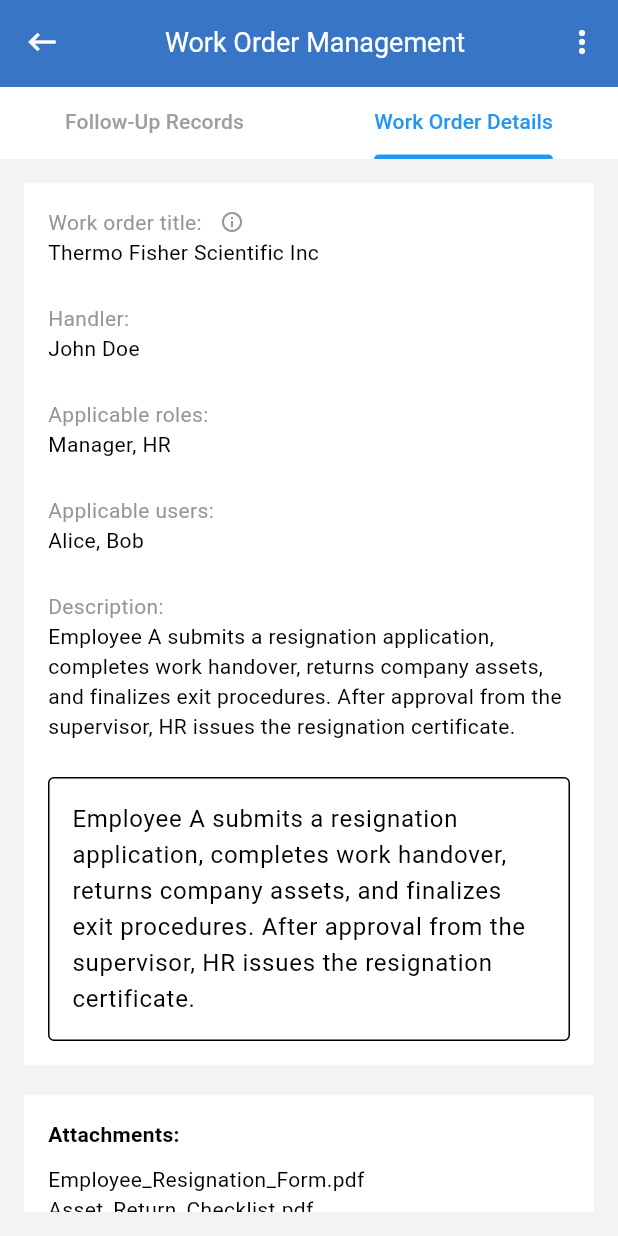
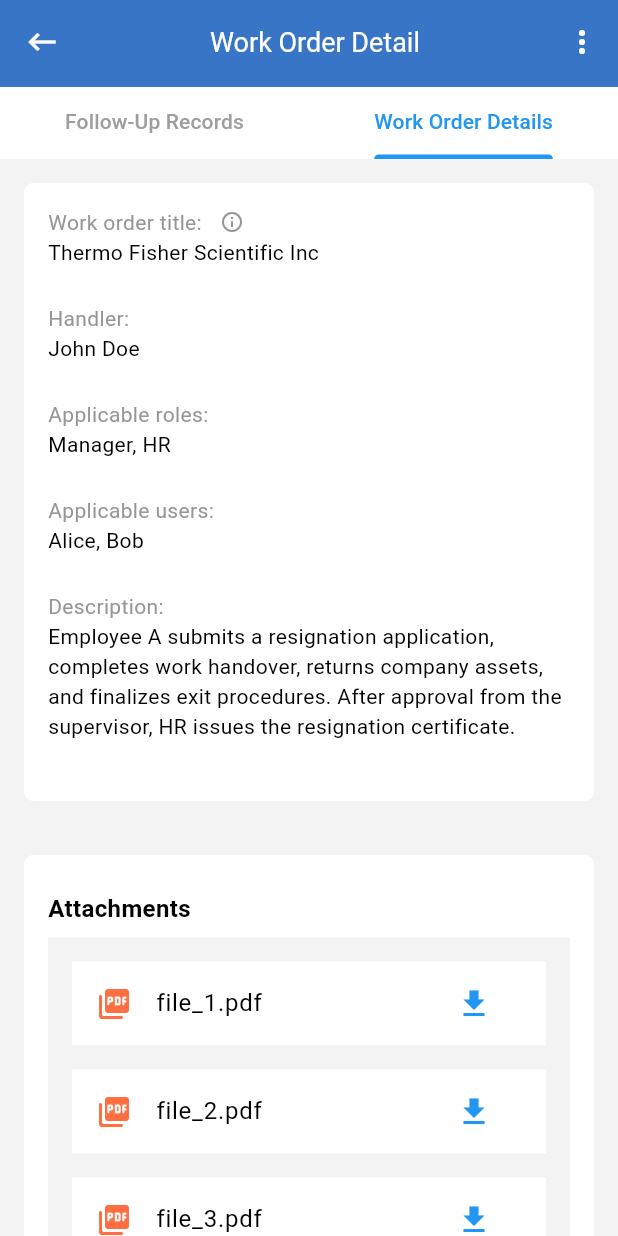
Before and after one commit to Mok-CC/WorkOrder_Management, a Flutter app: the WorkDetailPage screen opened by its route, tab 2 chosen, on a phone screen of 412 x 824 dp. Run offline on Flutter 3.47's test engine with Material 3 defaults, Android fonts, the phone set to English and light mode, and no system bars; our stand-ins replace jiffy; missing offline and left inert: pluto_grid, shadcn_ui.

Commit message:
feat 查看工单路由跳转

```diff
--- a/lib/pages/work_department.dart
+++ b/lib/pages/work_department.dart
@@ -502,7 +502,10 @@
                               ),
                               title: GestureDetector(
                                 onTap: () {
-                                  Navigator.pushNamed(context, 'work_detail');
+                                  Navigator.pushNamed(context, 'work_detail',
+                                      arguments: {
+                                        "title": 'Thermo Fisher ${index + 1}',
+                                      });
                                 },
                                 child: Text(
                                   'Thermo Fisher ${index + 1}',
--- a/lib/pages/work_detail.dart
+++ b/lib/pages/work_detail.dart
@@ -29,12 +29,17 @@
 
   @override
   Widget build(BuildContext context) {
+    final routeArgs = ModalRoute.of(context)?.settings.arguments;
+    final Map<String, dynamic>? args =
+        (routeArgs is Map<String, dynamic>) ? routeArgs : null;
+    final title = args?['title'] ?? 'Work Order Detail';
+
     return Scaffold(
       appBar: AppBar(
         backgroundColor: Color(0xFF3875c6),
         title: Center(
           child: Text(
-            'Work Order Management',
+            title,
             style: TextStyle(fontSize: 18, color: Colors.white),
           ),
         ),
--- a/lib/pages/work_order_details.dart
+++ b/lib/pages/work_order_details.dart
@@ -1,4 +1,5 @@
 import 'package:flutter/material.dart';
+import 'package:work_order/widgets/upload_file.dart';
 import '../utils/app_colors.dart';
 
 class WorkOrderDetails extends StatefulWidget {
@@ -24,19 +25,29 @@
 }
 
 class _WorkOrderDetailsState extends State<WorkOrderDetails> {
+  final List<String> _uploadedFiles = [
+    'file_1.pdf',
+    'file_2.pdf',
+    'file_3.pdf'
+  ];
+
   @override
   Widget build(BuildContext context) {
     return Container(
         decoration: BoxDecoration(
           color: AppColors.backgroundColor,
         ),
-        padding: EdgeInsets.all(16), // 添加内边距
+        // 添加内边距
         child: SingleChildScrollView(
           child: Column(
             crossAxisAlignment: CrossAxisAlignment.start,
             children: [
               Container(
-                color: Colors.white,
+                decoration: BoxDecoration(
+                  color: Colors.white,
+                  borderRadius: BorderRadius.all(Radius.circular(6)),
+                ),
+                margin: EdgeInsets.all(16),
                 padding: EdgeInsets.all(16),
                 child: Column(
                   crossAxisAlignment: CrossAxisAlignment.center,
@@ -64,43 +75,28 @@
                       label: 'Description:',
                       content: widget.description,
                     ),
-                    TextField(
-                      maxLines: 6,
-                      readOnly: true,
-                      decoration: InputDecoration(
-                        border: OutlineInputBorder(),
-                      ),
-                      controller: TextEditingController(
-                          text:
-                              'Employee A submits a resignation application, completes work handover, returns company assets, and finalizes exit procedures. After approval from the supervisor, HR issues the resignation certificate.'),
-                    ),
+                    // TextField(
+                    //   maxLines: 6,
+                    //   readOnly: true,
+                    //   decoration: InputDecoration(
+                    //     border: OutlineInputBorder(),
+                    //   ),
+                    //   controller: TextEditingController(
+                    //       text:
+                    //           'Employee A submits a resignation application, completes work handover, returns company assets, and finalizes exit procedures. After approval from the supervisor, HR issues the resignation certificate.'),
+                    // ),
                   ],
                 ),
               ),
 
               SizedBox(height: 20), // 添加间距
               // 展示 Attachments
-              Container(
-                width: double.infinity,
-                color: Colors.white,
-                padding: const EdgeInsets.all(16),
-                child: Column(
-                  crossAxisAlignment: CrossAxisAlignment.start,
-                  children: [
-                    Text(
-                      'Attachments:',
-                      style: TextStyle(fontWeight: FontWeight.bold),
-                    ),
-                    SizedBox(height: 10),
-                    Column(
-                      crossAxisAlignment: CrossAxisAlignment.start,
-                      children: widget.attachments
-                          .map((attachment) => Text(attachment))
-                          .toList(),
-                    ),
-                  ],
-                ),
-              )
+              UploadFile(
+                uploadedFiles: _uploadedFiles,
+                onDownload: (file) {
+                  print('Downloading $file');
+                },
+              ),
             ],
           ),
         ));
--- a/lib/widgets/upload_file.dart
+++ b/lib/widgets/upload_file.dart
@@ -40,7 +40,7 @@
                     onTap: onUpload,
                     child: Container(
                       color: Colors.white,
-                      margin: EdgeInsets.all(8),
+                      margin: EdgeInsets.all(16),
                       padding: EdgeInsets.fromLTRB(16, 28, 16, 24),
                       child: Column(
                         mainAxisAlignment: MainAxisAlignment.center,
@@ -93,6 +93,7 @@
                                       onDownload!(file); // 触发下载回调
                                     },
                                   ),
+                                if (onDelete != null)
                                   IconButton(
                                     icon: Icon(Icons.delete, color: Colors.red),
                                     onPressed: () {
```
Lines whose indentation alone changed are shown as unchanged.
